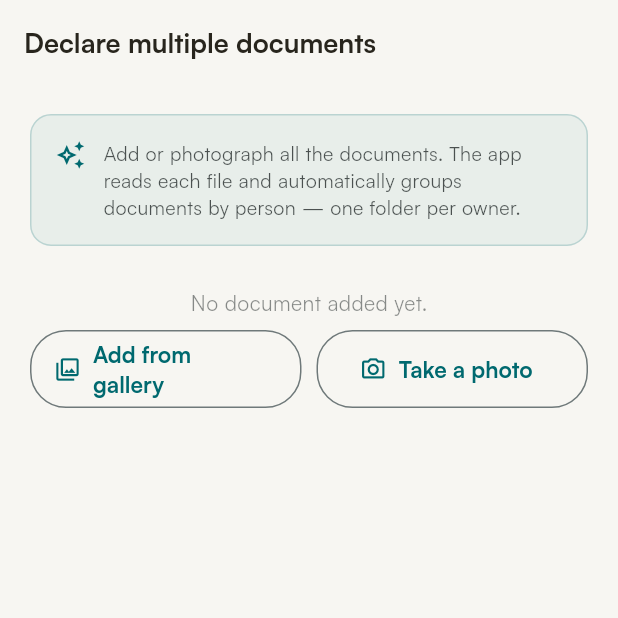
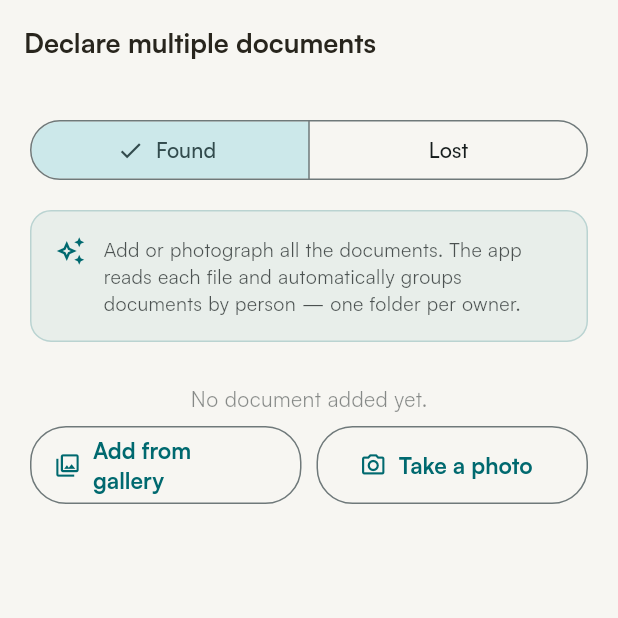
Before and after one commit to ItxMveng/ReTurn, a Flutter app: the MultiDocDeclarationPage screen opened by its route, on a phone screen of 412 x 824 dp, the top half of it. Run offline on Flutter 3.47's test engine with Material 3 defaults, Android fonts, the phone set to English and light mode, and no system bars; our stand-ins replace connectivity_plus, dio, firebase_auth, firebase_core, firebase_messaging, flutter_local_notifications and 11 more; missing offline and left inert: google_mlkit_text_recognition; accounts and stored records are empty; generated files the repository leaves out were written again; network calls fail.

Commit message:
fix(declaration): 'Trouvé' garde son parcours simple d'origine ; multi-docs = option séparée + OCR performant
- 'J'ai trouvé' et le bouton héro reviennent au formulaire simple (design d'origine inchangé)
- 'Déclarer plusieurs documents' redevient une 3e option distincte (avec toggle trouvé/perdu)
- Multi-docs branché sur OcrPipeline = même moteur que le scan simple (IA backend Mistral /ocr/extract d'abord, repli ML Kit, fusion) → OCR aussi performant qu'avant
- bump 1.3.1+5

Co-Authored-By: Claude Opus 4.8 <noreply@anthropic.com>

```diff
--- a/mobile/lib/features/declarations/pages/multi_doc_declaration_page.dart
+++ b/mobile/lib/features/declarations/pages/multi_doc_declaration_page.dart
@@ -6,10 +6,11 @@ import 'package:flutter_riverpod/flutter_riverpod.dart';
 import 'package:go_router/go_router.dart';
 import 'package:image_picker/image_picker.dart';
 
+import '../../../core/api/api_client.dart';
 import '../../../core/services/media_service.dart';
 import '../../../l10n/app_localizations.dart';
 import '../../ocr/models/ocr_result.dart';
-import '../../ocr/services/ocr_service.dart';
+import '../../ocr/services/ocr_pipeline.dart';
 import '../providers/declarations_provider.dart';
 import '../repositories/declarations_repository.dart';
 
@@ -61,9 +62,10 @@ class MultiDocDeclarationPage extends ConsumerStatefulWidget {
 
 class _MultiDocDeclarationPageState
     extends ConsumerState<MultiDocDeclarationPage> {
-  final _ocr = OcrService();
+  late final OcrPipeline _ocr = OcrPipeline(ref.read(dioProvider));
   final _locationCtrl = TextEditingController();
   final List<_Dossier> _dossiers = [];
+  bool _found = true; // trouvé (par défaut) / perdu
   bool _analyzing = false;
   bool _submitting = false;
 
@@ -112,7 +114,7 @@ class _MultiDocDeclarationPageState
       String type = 'other';
       String number = '';
       try {
-        final OcrResult r = await _ocr.processImage(File(path));
+        final OcrResult r = await _ocr.analyze(File(path));
         owner = [r.firstName, r.lastName]
             .where((s) => (s ?? '').trim().isNotEmpty)
             .map((s) => s!.trim())
@@ -177,10 +179,7 @@ class _MultiDocDeclarationPageState
             .toList();
         await repo.createDossierWithPhotos(
           {
-            // Ce parcours concerne les documents TROUVÉS (on a les fichiers en
-            // main → scan/OCR/tri). La perte se déclare via le formulaire
-            // descriptif dédié.
-            'declaration_type': 'found',
+            'declaration_type': _found ? 'found' : 'lost',
             if (location.isNotEmpty) 'location_description': location,
           },
           items,
@@ -223,6 +222,18 @@ class _MultiDocDeclarationPageState
               child: ListView(
                 padding: const EdgeInsets.all(20),
                 children: [
+                  // Type trouvé / perdu.
+                  SegmentedButton<bool>(
+                    segments: [
+                      ButtonSegment(value: true, label: Text(l.declTagFound)),
+                      ButtonSegment(value: false, label: Text(l.declTagLost)),
+                    ],
+                    selected: {_found},
+                    onSelectionChanged: (s) =>
+                        setState(() => _found = s.first),
+                  ),
+                  const SizedBox(height: 16),
+
                   if (!hasDocs && !_analyzing) ...[
                     _IntroCard(text: l.mdocIntro),
                     const SizedBox(height: 20),
--- a/mobile/lib/features/profile/pages/profile_page.dart
+++ b/mobile/lib/features/profile/pages/profile_page.dart
@@ -356,7 +356,7 @@ class _ProfileBody extends ConsumerWidget {
                   leading: Icon(Icons.info_outline,
                       color: AppColors.onSurfaceVariant),
                   title: Text(l.profVersion),
-                  trailing: Text('1.3.0',
+                  trailing: Text('1.3.1',
                       style: TextStyle(color: AppColors.onSurfaceVariant)),
                 ),
               ]),
--- a/mobile/pubspec.yaml
+++ b/mobile/pubspec.yaml
@@ -1,7 +1,7 @@
 name: return_mobile
 description: Application mobile ReTurn — restitution sécurisée de documents perdus au Cameroun.
 publish_to: 'none'
-version: 1.3.0+4
+version: 1.3.1+5
 
 environment:
   sdk: '>=3.3.0 <4.0.0'
```
Also changed, not shown: mobile/lib/features/declarations/pages/declarations_list_page.dart (+17 -3 lines), mobile/lib/features/ocr/services/ocr_pipeline.dart (added, +67 -0 lines).
